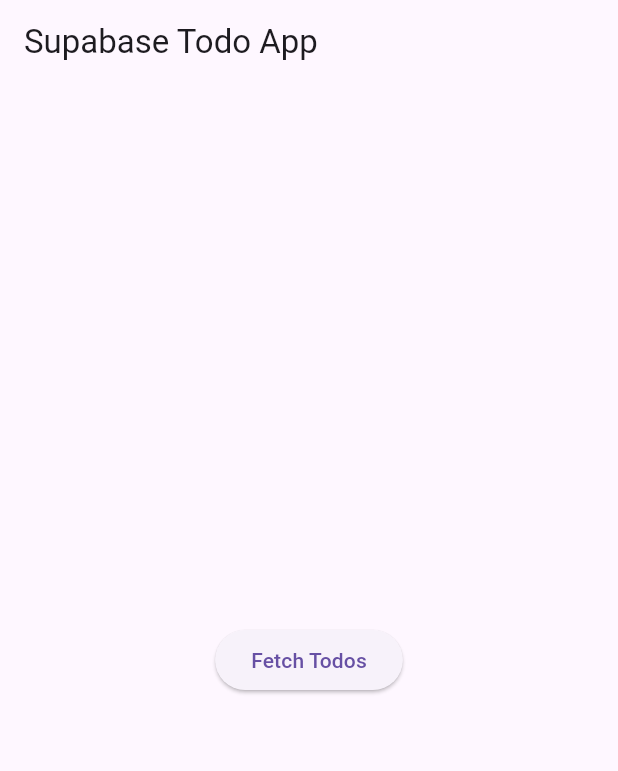
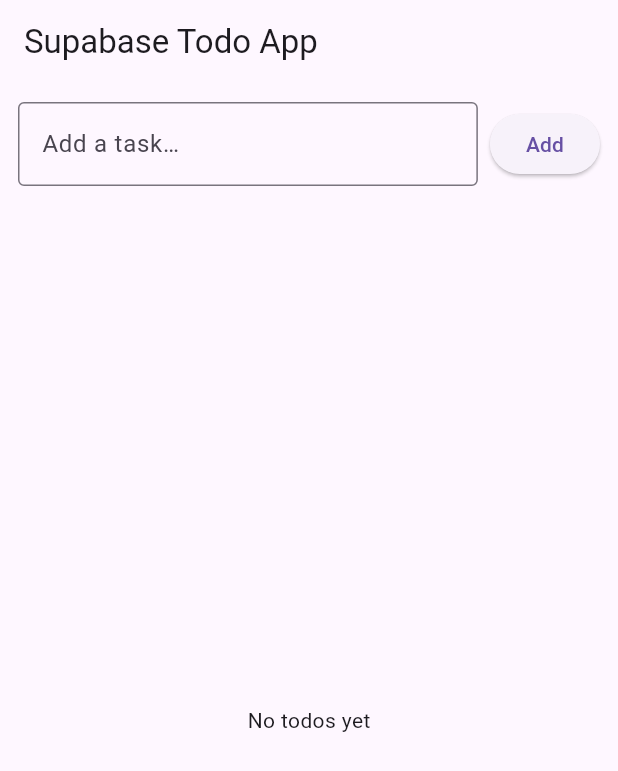
Before and after one commit to t3komu00/flutter_todo_app, a Flutter app: the screen it shows after launch, on a phone screen of 412 x 824 dp. Shown: the top 771 px of the screen. Run offline on Flutter 3.47's test engine with Material 3 defaults, Android fonts, the phone set to English and light mode, and no system bars; our stand-ins replace flutter_dotenv, supabase_flutter; accounts and stored records are empty.

Commit message:
Fetched supabase data

```diff
--- a/lib/main.dart
+++ b/lib/main.dart
@@ -35,24 +35,117 @@ class MyApp extends StatelessWidget {
   }
 }
 
-class HomePage extends StatelessWidget {
+class HomePage extends StatefulWidget {
   const HomePage({super.key});
+  @override
+  State<HomePage> createState() => _HomePageState();
+}
+
+class _HomePageState extends State<HomePage> {
+  final _sb = Supabase.instance.client;
+  final _text = TextEditingController();
+
+  Stream<List<Map<String, dynamic>>> _watchTodos() {
+    return _sb
+        .from('todos')
+        .stream(primaryKey: ['id'])
+        .order('created_at', ascending: false)
+        .map((rows) => List<Map<String, dynamic>>.from(rows));
+  }
+
+  Future<void> _add() async {
+    final t = _text.text.trim();
+    if (t.isEmpty) return;
+    await _sb.from('todos').insert({'task': t, 'is_done': false});
+    _text.clear();
+  }
+
+  Future<void> _toggle(int id, bool done) async {
+    await _sb.from('todos').update({'is_done': done}).eq('id', id);
+  }
+
+  Future<void> _delete(int id) async {
+    await _sb.from('todos').delete().eq('id', id);
+  }
+
+  @override
+  void dispose() {
+    _text.dispose();
+    super.dispose();
+  }
 
   @override
   Widget build(BuildContext context) {
     return Scaffold(
-      appBar: AppBar(title: const Text("Supabase Todo App")),
-      body: Center(
-        child: ElevatedButton(
-          onPressed: () async {
-            final supabase = Supabase.instance.client;
+      appBar: AppBar(title: const Text('Supabase Todo App')),
+      body: Column(
+        children: [
+          Padding(
+            padding: const EdgeInsets.all(12),
+            child: Row(
+              children: [
+                Expanded(
+                  child: TextField(
+                    controller: _text,
+                    decoration: const InputDecoration(
+                      hintText: 'Add a task…',
+                      border: OutlineInputBorder(),
+                    ),
+                    onSubmitted: (_) => _add(),
+                  ),
+                ),
+                const SizedBox(width: 8),
+                ElevatedButton(onPressed: _add, child: const Text('Add')),
+              ],
+            ),
+          ),
+          Expanded(
+            child: StreamBuilder<List<Map<String, dynamic>>>(
+              stream: _watchTodos(),
+              builder: (context, snap) {
+                if (snap.connectionState == ConnectionState.waiting) {
+                  return const Center(child: CircularProgressIndicator());
+                }
+                if (snap.hasError) {
+                  return Center(child: Text('Error: ${snap.error}'));
+                }
+                final todos = snap.data ?? [];
+                if (todos.isEmpty) {
+                  return const Center(child: Text('No todos yet'));
+                }
+                return ListView.separated(
+                  itemCount: todos.length,
+                  separatorBuilder: (_, __) => const Divider(height: 1),
+                  itemBuilder: (_, i) {
+                    final t = todos[i];
+                    final id = t['id'] as int;
+                    final title = (t['task'] as String?) ?? '';
+                    final done = (t['is_done'] as bool?) ?? false;
+                    final created = (t['created_at'] ?? '').toString();
 
-            // Test: fetch all todos
-            final response = await supabase.from('todos').select();
-            debugPrint("Todos: $response");
-          },
-          child: const Text("Fetch Todos"),
-        ),
+                    return ListTile(
+                      title: Text(
+                        title,
+                        style: TextStyle(
+                          decoration: done ? TextDecoration.lineThrough : null,
+                        ),
+                      ),
+                      subtitle: Text(created),
+                      leading: Checkbox(
+                        value: done,
+                        onChanged: (v) => _toggle(id, v ?? false),
+                      ),
+                      trailing: IconButton(
+                        icon: const Icon(Icons.delete),
+                        onPressed: () => _delete(id),
+                      ),
+                    );
+                  },
+                );
+              },
+            ),
+          ),
+        ],
       ),
     );
   }
```
